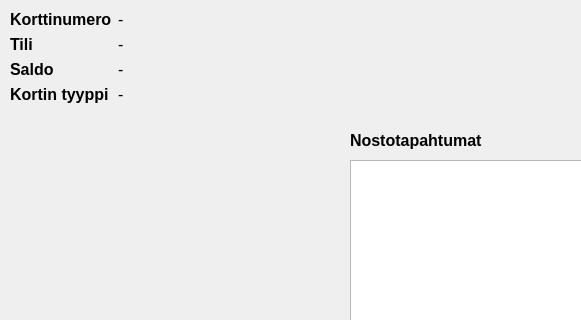
Above: frontend/atm/accountinfo.ui from rronkkeli/pankkiprojekti before the change; both pictures show x 0 to 581 and y 0 to 320 of the 800 by 600 pixel window. Below: the same form after it.
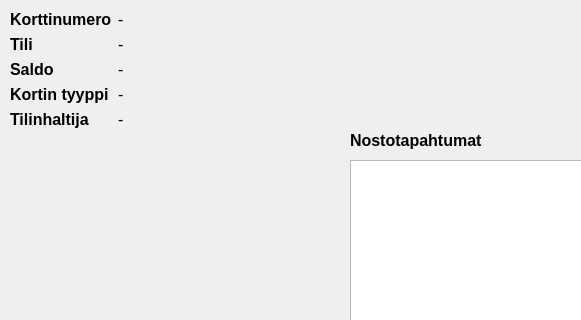
That is the form after the change.

```diff
--- a/frontend/atm/accountinfo.ui
+++ b/frontend/atm/accountinfo.ui
@@ -18,8 +18,8 @@
     <rect>
      <x>10</x>
      <y>10</y>
-     <width>421</width>
-     <height>111</height>
+     <width>331</width>
+     <height>171</height>
     </rect>
    </property>
    <layout class="QFormLayout" name="formLayout">
@@ -123,6 +123,31 @@
       </property>
      </widget>
     </item>
+    <item row="4" column="0">
+     <widget class="QLabel" name="label_6">
+      <property name="font">
+       <font>
+        <pointsize>12</pointsize>
+        <bold>true</bold>
+       </font>
+      </property>
+      <property name="text">
+       <string>Tilinhaltija</string>
+      </property>
+     </widget>
+    </item>
+    <item row="4" column="1">
+     <widget class="QLabel" name="accountOwner">
+      <property name="font">
+       <font>
+        <pointsize>12</pointsize>
+       </font>
+      </property>
+      <property name="text">
+       <string>-</string>
+      </property>
+     </widget>
+    </item>
    </layout>
   </widget>
   <widget class="QPushButton" name="withdraw">
```
